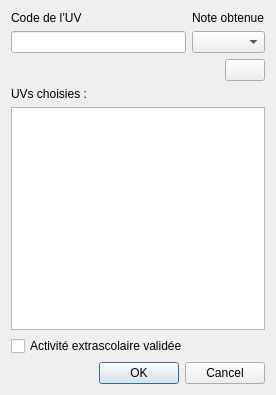
alecalve/UTProfiler, file qt/ui/addsemestredialog.ui: the form before one commit.
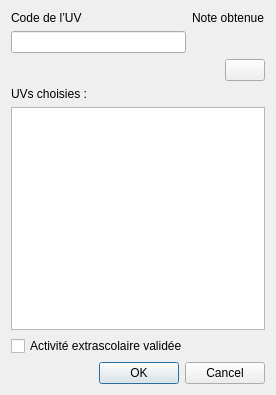
The form after the commit. Icons and pictures are not drawn.

Commit message:
suite Widget formation
Conflicts:
UTProfiler.pro

The edit to the form file:
```diff
--- a/qt/ui/addsemestredialog.ui
+++ b/qt/ui/addsemestredialog.ui
@@ -38,9 +38,6 @@
          </property>
         </widget>
        </item>
-       <item row="1" column="1">
-        <widget class="QComboBox" name="noteBox"/>
-       </item>
       </layout>
      </item>
      <item>
```
The commit also changes 3 other files.
